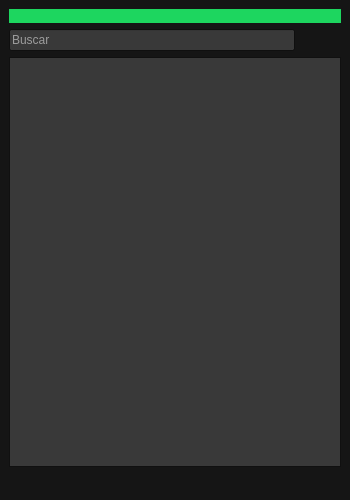
This is app/ui/principal.ui in JPpellegrini/trabajo_spoty as Qt 5 draws it before an edit. The edited form follows.
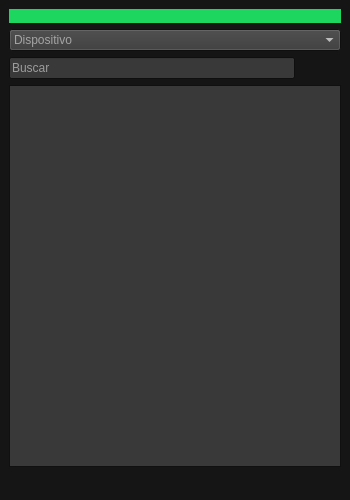
This is the edited form. Icons and pictures are not drawn.

Commit message: Agrego combo de dispositivos

The edit to the form file:
```diff
--- a/app/ui/principal.ui
+++ b/app/ui/principal.ui
@@ -37,9 +37,9 @@
      <colorrole role="Button">
       <brush brushstyle="SolidPattern">
        <color alpha="255">
-        <red>21</red>
-        <green>21</green>
-        <blue>21</blue>
+        <red>57</red>
+        <green>57</green>
+        <blue>57</blue>
        </color>
       </brush>
      </colorrole>
@@ -82,9 +82,9 @@
      <colorrole role="PlaceholderText">
       <brush brushstyle="SolidPattern">
        <color alpha="128">
-        <red>0</red>
-        <green>0</green>
-        <blue>0</blue>
+        <red>255</red>
+        <green>255</green>
+        <blue>255</blue>
        </color>
       </brush>
      </colorrole>
@@ -102,9 +102,9 @@
      <colorrole role="Button">
       <brush brushstyle="SolidPattern">
        <color alpha="255">
-        <red>21</red>
-        <green>21</green>
-        <blue>21</blue>
+        <red>57</red>
+        <green>57</green>
+        <blue>57</blue>
        </color>
       </brush>
      </colorrole>
@@ -147,9 +147,9 @@
      <colorrole role="PlaceholderText">
       <brush brushstyle="SolidPattern">
        <color alpha="128">
-        <red>0</red>
-        <green>0</green>
-        <blue>0</blue>
+        <red>255</red>
+        <green>255</green>
+        <blue>255</blue>
        </color>
       </brush>
      </colorrole>
@@ -167,9 +167,9 @@
      <colorrole role="Button">
       <brush brushstyle="SolidPattern">
        <color alpha="255">
-        <red>21</red>
-        <green>21</green>
-        <blue>21</blue>
+        <red>57</red>
+        <green>57</green>
+        <blue>57</blue>
        </color>
       </brush>
      </colorrole>
@@ -212,9 +212,9 @@
      <colorrole role="PlaceholderText">
       <brush brushstyle="SolidPattern">
        <color alpha="128">
-        <red>0</red>
-        <green>0</green>
-        <blue>0</blue>
+        <red>255</red>
+        <green>255</green>
+        <blue>255</blue>
        </color>
       </brush>
      </colorrole>
@@ -255,155 +255,17 @@
       </property>
      </widget>
     </item>
+    <item>
+     <widget class="QComboBox" name="combo_dispositivo">
+      <property name="placeholderText">
+       <string>Dispositivo</string>
+      </property>
+     </widget>
+    </item>
     <item>
      <layout class="QHBoxLayout" name="horizontalLayout_2">
       <item>
        <widget class="QLineEdit" name="linea_buscador">
-        <property name="palette">
-         <palette>
-          <active>
-           <colorrole role="WindowText">
-            <brush brushstyle="SolidPattern">
-             <color alpha="255">
-              <red>255</red>
-              <green>255</green>
-              <blue>255</blue>
-             </color>
-            </brush>
-           </colorrole>
-           <colorrole role="Text">
-            <brush brushstyle="SolidPattern">
-             <color alpha="255">
-              <red>255</red>
-              <green>255</green>
-              <blue>255</blue>
-             </color>
-            </brush>
-           </colorrole>
-           <colorrole role="ButtonText">
-            <brush brushstyle="SolidPattern">
-             <color alpha="255">
-              <red>255</red>
-              <green>255</green>
-              <blue>255</blue>
-             </color>
-            </brush>
-           </colorrole>
-           <colorrole role="ToolTipText">
-            <brush brushstyle="SolidPattern">
-             <color alpha="255">
-              <red>255</red>
-              <green>255</green>
-              <blue>255</blue>
-             </color>
-            </brush>
-           </colorrole>
-           <colorrole role="PlaceholderText">
-            <brush brushstyle="SolidPattern">
-             <color alpha="128">
-              <red>255</red>
-              <green>255</green>
-              <blue>255</blue>
-             </color>
-            </brush>
-           </colorrole>
-          </active>
-          <inactive>
-           <colorrole role="WindowText">
-            <brush brushstyle="SolidPattern">
-             <color alpha="255">
-              <red>255</red>
-              <green>255</green>
-              <blue>255</blue>
-             </color>
-            </brush>
-           </colorrole>
-           <colorrole role="Text">
-            <brush brushstyle="SolidPattern">
-             <color alpha="255">
-              <red>255</red>
-              <green>255</green>
-              <blue>255</blue>
-             </color>
-            </brush>
-           </colorrole>
-           <colorrole role="ButtonText">
-            <brush brushstyle="SolidPattern">
-             <color alpha="255">
-              <red>255</red>
-              <green>255</green>
-              <blue>255</blue>
-             </color>
-            </brush>
-           </colorrole>
-           <colorrole role="ToolTipText">
-            <brush brushstyle="SolidPattern">
-             <color alpha="255">
-              <red>255</red>
-              <green>255</green>
-              <blue>255</blue>
-             </color>
-            </brush>
-           </colorrole>
-           <colorrole role="PlaceholderText">
-            <brush brushstyle="SolidPattern">
-             <color alpha="128">
-              <red>255</red>
-              <green>255</green>
-              <blue>255</blue>
-             </color>
-            </brush>
-           </colorrole>
-          </inactive>
-          <disabled>
-           <colorrole role="WindowText">
-            <brush brushstyle="SolidPattern">
-             <color alpha="255">
-              <red>255</red>
-              <green>255</green>
-              <blue>255</blue>
-             </color>
-            </brush>
-           </colorrole>
-           <colorrole role="Text">
-            <brush brushstyle="SolidPattern">
-             <color alpha="255">
-              <red>255</red>
-              <green>255</green>
-              <blue>255</blue>
-             </color>
-            </brush>
-           </colorrole>
-           <colorrole role="ButtonText">
-            <brush brushstyle="SolidPattern">
-             <color alpha="255">
-              <red>255</red>
-              <green>255</green>
-              <blue>255</blue>
-             </color>
-            </brush>
-           </colorrole>
-           <colorrole role="ToolTipText">
-            <brush brushstyle="SolidPattern">
-             <color alpha="255">
-              <red>255</red>
-              <green>255</green>
-              <blue>255</blue>
-             </color>
-            </brush>
-           </colorrole>
-           <colorrole role="PlaceholderText">
-            <brush brushstyle="SolidPattern">
-             <color alpha="128">
-              <red>255</red>
-              <green>255</green>
-              <blue>255</blue>
-             </color>
-            </brush>
-           </colorrole>
-          </disabled>
-         </palette>
-        </property>
         <property name="text">
          <string/>
         </property>
```
